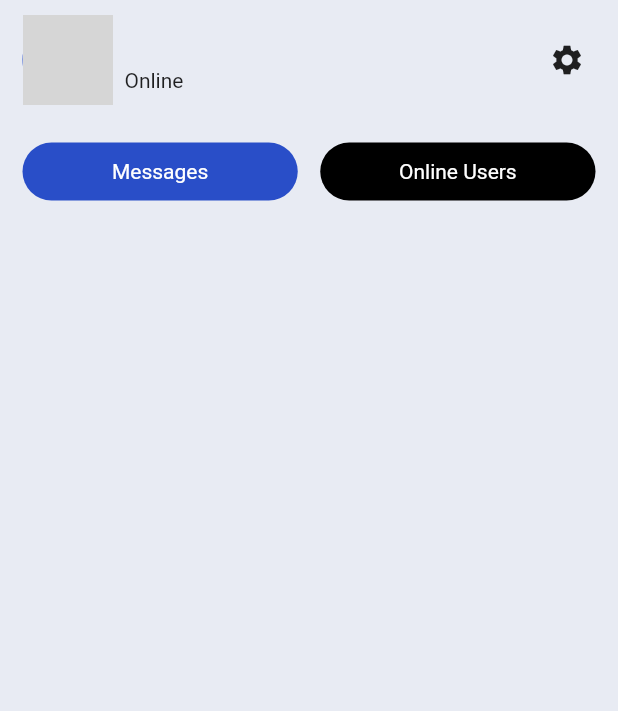
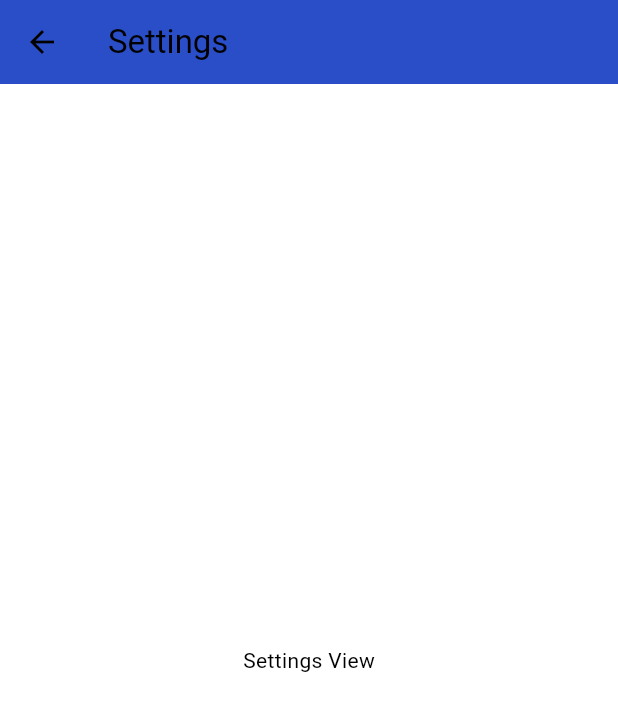
Before and after one commit to aymansainshy/a1_chat_app, a Flutter app: the HomeView screen opened by its route, after a tap on the "settings" icon, on a phone screen of 412 x 824 dp. Shown: the top 711 px of the screen. Run offline on Flutter 3.47's test engine with Material 2 defaults, Android fonts, the phone set to English and light mode, and no system bars; our stand-ins replace device_info_plus, dio, equatable, flutter_bloc, flutter_screenutil, flutter_spinkit and 18 more; missing offline and left inert: talker_dio_logger; accounts and stored records are empty; network calls fail; grey boxes are pictures that could not be loaded.

Commit message:
Add settings view

```diff
--- a/lib/src/core/theme/app_theme.dart
+++ b/lib/src/core/theme/app_theme.dart
@@ -26,6 +26,7 @@ class AppTheme {
     brightness: Brightness.light,
     fontFamily: "Roboto",
     colorScheme: colorScheme,
+    useMaterial3: true,
     primaryColor: AppColors.primaryColor,
     indicatorColor: AppColors.indicatorColor,
     backgroundColor: AppColors.backgroundColor,
@@ -41,6 +42,7 @@ class AppTheme {
     brightness: Brightness.light,
     primarySwatch: Colors.blue,
     fontFamily: "Roboto",
+    // useMaterial3: true,
     colorScheme: colorScheme,
     pageTransitionsTheme: PageTransitionsTheme(builders: {
       TargetPlatform.android: CustomPageTransitionBuilder(),
--- a/lib/src/modules/home/views/home_view.dart
+++ b/lib/src/modules/home/views/home_view.dart
@@ -4,6 +4,7 @@ import 'package:a1_chat_app/src/modules/messages/message-bloc/message_bloc.dart'
 import 'package:flutter/material.dart';
 import 'package:flutter_bloc/flutter_bloc.dart';
 import 'package:flutter_screenutil/flutter_screenutil.dart';
+import 'package:go_router/go_router.dart';
 
 import '../../messages/views/rooms_view.dart';
 import '../../online-users/views/online_user_view.dart';
@@ -195,7 +196,9 @@ class UserInformationWidget extends StatelessWidget {
           ),
           const Spacer(),
           IconButton(
-            onPressed: () {},
+            onPressed: () {
+              context.go('/settings');
+            },
             icon: const Icon(
               Icons.settings,
             ),
--- /dev/null
+++ b/lib/src/modules/settings/views/settings_view.dart
@@ -0,0 +1,19 @@
+import 'package:flutter/material.dart';
+
+class SettingsView extends StatelessWidget {
+  const SettingsView({Key? key}) : super(key: key);
+
+  @override
+  Widget build(BuildContext context) {
+    return  Scaffold(
+      appBar: AppBar(
+        backgroundColor: Theme.of(context).primaryColor,
+        titleTextStyle: Theme.of(context).appBarTheme.titleTextStyle?.copyWith(color: Colors.white),
+        title: const Text("Settings"),
+      ),
+      body:const Center(
+        child: Text("Settings View"),
+      ),
+    );
+  }
+}
--- a/lib/src/router/app_router.dart
+++ b/lib/src/router/app_router.dart
@@ -10,10 +10,12 @@ import 'package:a1_chat_app/src/modules/home/views/home_view.dart';
 import '../modules/auth/auth-bloc/auth_cubit.dart';
 import '../modules/auth/views/confirm_otp.dart';
 import '../modules/messages/views/file_view.dart';
+import '../modules/settings/views/settings_view.dart';
 
 class RouteName {
   static const home = "home";
   static const login = "login";
+  static const settings = "settings";
   static const otp = "otp";
   static const chat = "chat-view";
   static const fileView = "message-file-view";
@@ -61,6 +63,14 @@ class AppRouter {
                 ),
               ),
             ],
+          ),
+
+          GoRoute(
+            path: 'settings',
+            name: RouteName.settings,
+            builder: (context, state) {
+              return const SettingsView();
+            },
           ),
         ],
       ),
```
